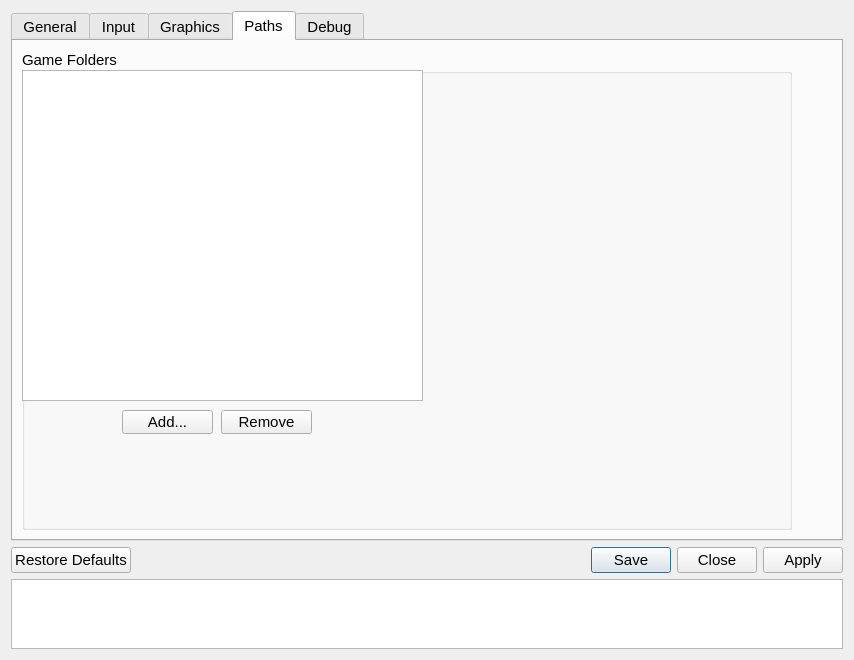
The window that src/qt_gui/settings_dialog.ui (shadps4-emu/shadPS4) describes before a commit, drawn with Qt 5.
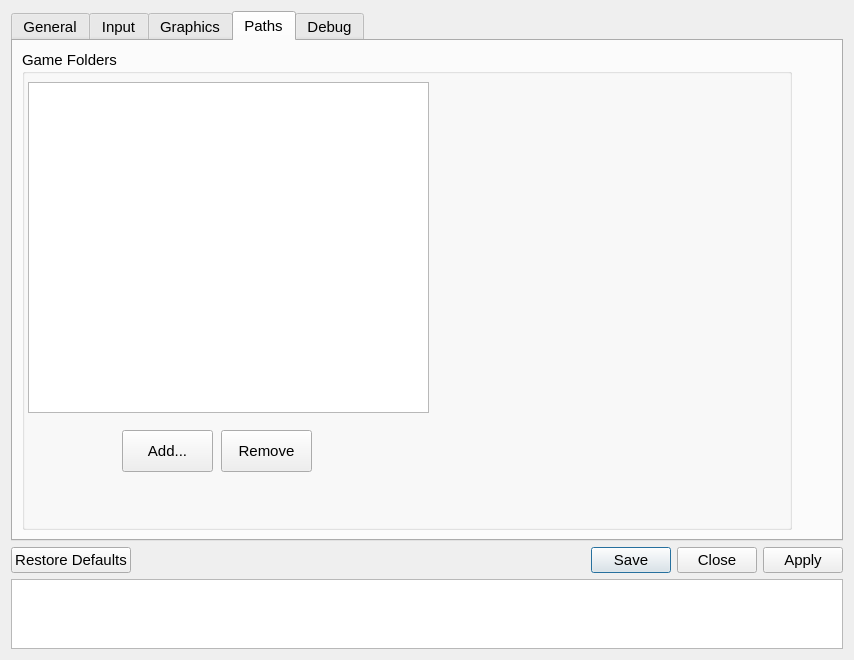
The same window after the commit. The open tabs and pages were chosen to show the change. Icons and pictures are not drawn.

Commit message: style: Adjust settings dialog to work better with non-Fusion Qt widgets (again)

Diff of the .ui file:
```diff
--- a/src/qt_gui/settings_dialog.ui
+++ b/src/qt_gui/settings_dialog.ui
@@ -1235,8 +1235,8 @@
             <widget class="QListWidget" name="gameFoldersListWidget">
              <property name="geometry">
               <rect>
-               <x>0</x>
-               <y>20</y>
+               <x>6</x>
+               <y>32</y>
                <width>401</width>
                <height>331</height>
               </rect>
@@ -1246,9 +1246,9 @@
              <property name="geometry">
               <rect>
                <x>100</x>
-               <y>360</y>
+               <y>380</y>
                <width>91</width>
-               <height>24</height>
+               <height>42</height>
               </rect>
              </property>
              <property name="text">
@@ -1259,9 +1259,9 @@
              <property name="geometry">
               <rect>
                <x>199</x>
-               <y>360</y>
+               <y>380</y>
                <width>91</width>
-               <height>24</height>
+               <height>42</height>
               </rect>
              </property>
              <property name="text">
```
Left out of the diff: 4 changed lines with no effect on the pictures.
